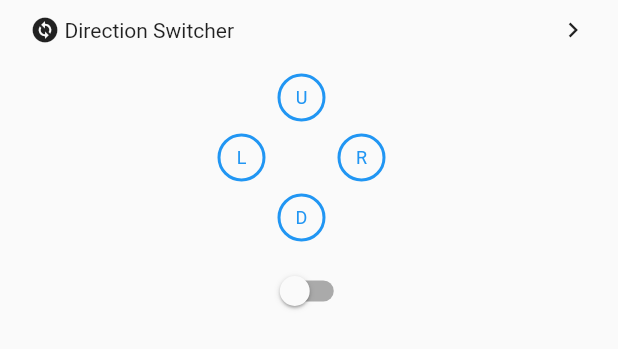
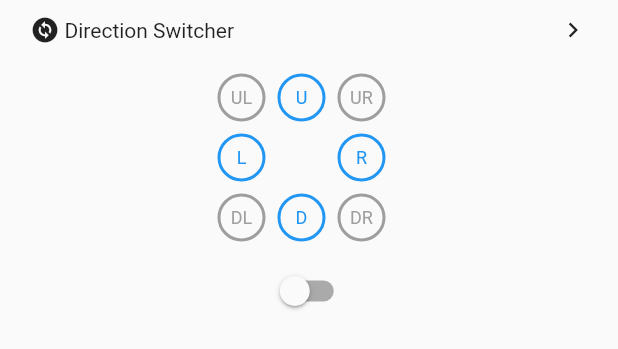
Before and after one commit to gangzhaorige/flutter-algo-visual, a Flutter app: the DirectionSwitcher widget shown alone on an empty page, opened directly, on a phone screen of 412 x 824 dp. Shown: the top 349 px of the screen. Run offline on Flutter 3.47's test engine with Material 2 defaults, Android fonts, the phone set to English and light mode, and no system bars; our stand-ins replace responsive_builder, responsive_framework, tuple.

Commit message:
refactor: small ui change to direction switcher
fix: fixed text color for Rich text showing up red or no next at all

```diff
--- a/lib/components/drawer/widgets/diagonal_switcher.dart
+++ b/lib/components/drawer/widgets/diagonal_switcher.dart
@@ -7,20 +7,18 @@ import '../../../node/start_end_painter.dart';
 import '../drawer_child.dart';
 
 
-List<List<String>> textDirection = [
+final List<List<String>> textDirection = [
   ['UL', 'U', 'UR'],
   ['L','','R'],
   ['DL','D','DR'],
 ];
 
-List<List<String>> textDirection2 = [
-  ['', 'U', ''],
-  ['L','','R'],
-  ['','D',''],
-];
-
 class DirectionSwitcher extends StatelessWidget {
   const DirectionSwitcher({Key? key}) : super(key: key);
+
+  bool isDiagonalDirection(String str) {
+    return str == 'UL' || str == 'UR' || str == 'DL' || str == 'DR';
+  }
 
   @override
   Widget build(BuildContext context) {
@@ -29,7 +27,7 @@ class DirectionSwitcher extends StatelessWidget {
       action: Selector<AlgoVisualizerTools, bool>(
         selector: (_, AlgoVisualizerTools model) => model.getIsDiagonal(),
         builder: (BuildContext context, bool hasDiagonalDirection, Widget? child) {
-          List<List<String>> list = hasDiagonalDirection ? textDirection : textDirection2;
+          List<List<String>> list = textDirection;
           return Material(
             child: Column(
               children: [
@@ -53,6 +51,20 @@ class DirectionSwitcher extends StatelessWidget {
                                     fraction: 1,
                                     unitSize: 30,
                                     text: list[i][j],
+                                    color: (() {
+                                      if(!isDiagonalDirection(list[i][j])) {
+                                        if(hasDiagonalDirection) {
+                                          return Colors.green;
+                                        }
+                                        return Colors.blue;
+                                      }
+                                      if(hasDiagonalDirection) {
+                                        if(isDiagonalDirection(list[i][j])) {
+                                          return Colors.blue;
+                                        }
+                                      }
+                                      return Colors.grey;
+                                    } ())
                                   ),
                                 ) : null,
                               ),
@@ -61,7 +73,7 @@ class DirectionSwitcher extends StatelessWidget {
                         ),
                       ]
                     ],
-                  )
+                  ),
                 ),
                 Switch(
                   value: hasDiagonalDirection,
--- a/lib/node/start_end_painter.dart
+++ b/lib/node/start_end_painter.dart
@@ -61,18 +61,20 @@ class TextCircularPainter extends CustomPainter {
     required this.unitSize,
     required this.fraction,
     required this.text,
+    required this.color,
   });
 
   final double unitSize;
   final double fraction;
   final String text;
+  final Color color;
 
   @override
   void paint(Canvas canvas, Size size) {
 
     Paint paint = Paint();
     paint.style = PaintingStyle.stroke;
-    paint.color = Colors.blue;
+    paint.color = color;
     paint.strokeWidth = 2;
     canvas.drawCircle(
       Offset(
@@ -84,9 +86,9 @@ class TextCircularPainter extends CustomPainter {
     );
     TextSpan textSpan = TextSpan(
       text: text,
-      style: const TextStyle(
-        color: Colors.blue,
-        fontSize: 12
+      style: TextStyle(
+        color: color,
+        fontSize: 12,
       )
     );
     final TextPainter textPainter = TextPainter(
```
Also changed, not shown: lib/components/topbar/top_bar_mobile.dart (+9 -10 lines).
